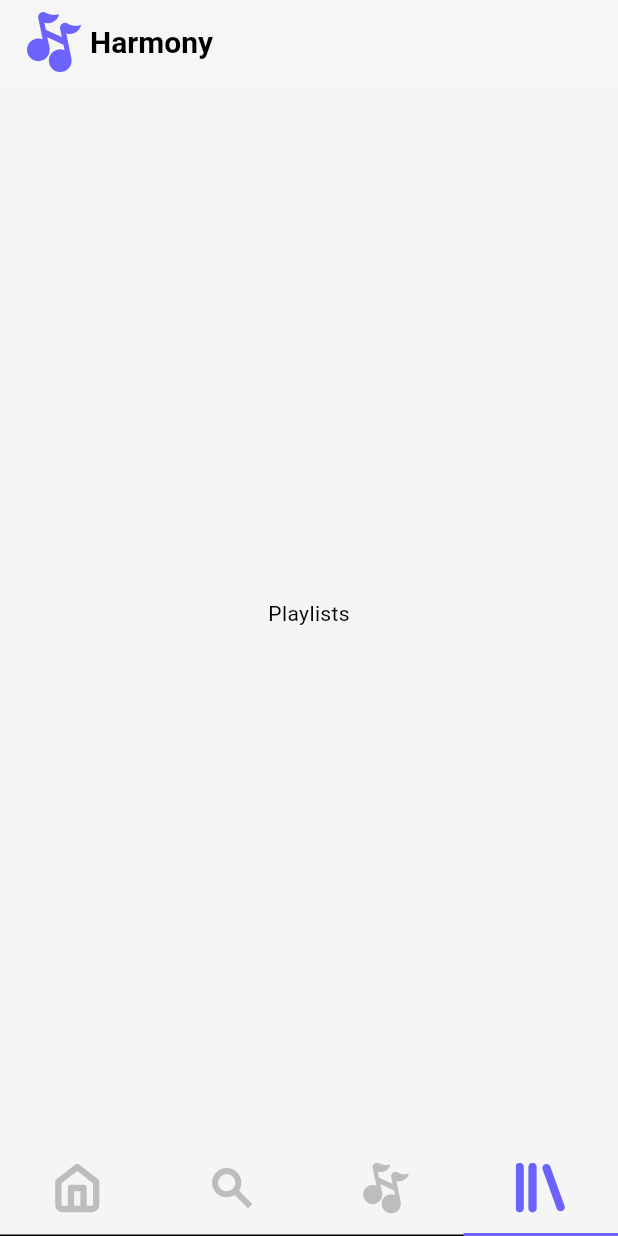
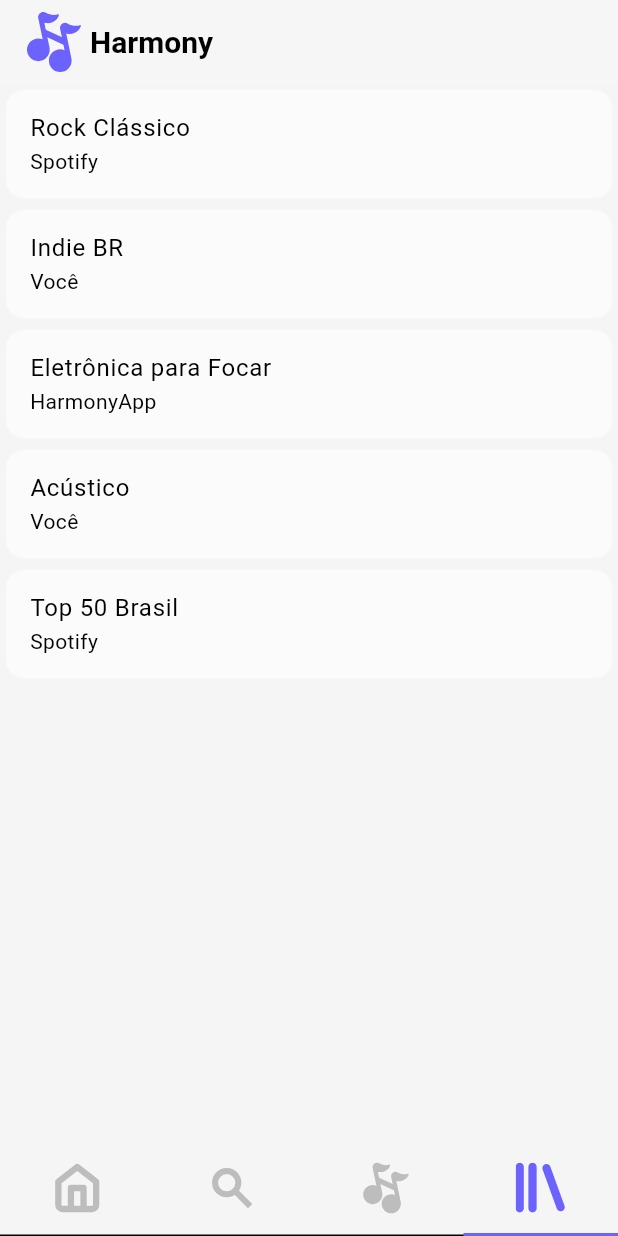
Before and after one commit to LucasEmanoel/dam_music_streaming, a Flutter app: the screen it shows after launch, item 4 of the bottom bar chosen, on a phone screen of 412 x 824 dp. Run offline on Flutter 3.47's test engine with Material 3 defaults, Android fonts, the phone set to English and light mode, and no system bars; drawn by our look-alikes of flutter_slidable; our stand-ins replace flutter_svg.

Commit message:
mock: playlists

```diff
--- a/lib/data/repositories/playlist_repository.dart
+++ b/lib/data/repositories/playlist_repository.dart
@@ -0,0 +1 @@
+class PlaylistRepository {}
--- /dev/null
+++ b/lib/domain/mock/playlist_mock.dart
@@ -0,0 +1,42 @@
+import '../models/playlist_data.dart';
+
+class MockPlaylists {
+  static List<PlaylistData> playlists = [
+    PlaylistData(
+      id: 1,
+      title: 'Rock Clássico',
+      urlCover: 'https://placehold.co/300x300/E94560/FFFFFF?text=Rock',
+      numSongs: 42,
+      author: 'Spotify',
+    ),
+    PlaylistData(
+      id: 2,
+      title: 'Indie BR',
+      urlCover: 'https://placehold.co/300x300/6C63FF/FFFFFF?text=Indie',
+      numSongs: 25,
+      author: 'Você',
+    ),
+    PlaylistData(
+      id: 3,
+      title: 'Eletrônica para Focar',
+      urlCover: 'https://placehold.co/300x300/03DAC6/000000?text=Focus',
+      numSongs: 128,
+      author: 'HarmonyApp',
+    ),
+    PlaylistData(
+      id: 4,
+      title: 'Acústico',
+      urlCover: 'https://placehold.co/300x300/FFC107/000000?text=Violão',
+      numSongs: 33,
+      author: 'Você',
+    ),
+    PlaylistData(
+      id: 5,
+      title: 'Top 50 Brasil',
+      urlCover: 'https://placehold.co/300x300/4CAF50/FFFFFF?text=Top+BR',
+      numSongs: 50,
+      author: 'Spotify',
+    ),
+  ];
+
+}
--- a/lib/domain/models/playlist_data.dart
+++ b/lib/domain/models/playlist_data.dart
@@ -2,10 +2,14 @@ class PlaylistData {
   int? id;
   String title;
   String urlCover;
+  int? numSongs;
+  String author;
 
   PlaylistData({
     this.id,
     required this.title,
     required this.urlCover,
+    this.numSongs,
+    required this.author
   });
 }
--- a/lib/main.dart
+++ b/lib/main.dart
@@ -40,10 +40,10 @@ class HarmonyApp extends StatelessWidget {
 
           body: const TabBarView(
             children: [
+              Center(child: Text("Home")),
+              Center(child: Text("Search")),
+              Center(child: Text("Tocando")),
               Playlist(),
-              Center(child: Text("Pesquisar")), // Widget de exemplo
-              Center(child: Text("Tocando")),     // Widget de exemplo
-              Center(child: Text("Playlists")),   // Widget de exemplo
             ],
           ),
           bottomNavigationBar: TabBar(
--- a/lib/ui/playlists/view_model/playlist_view_model.dart
+++ b/lib/ui/playlists/view_model/playlist_view_model.dart
@@ -0,0 +1,22 @@
+import 'package:dam_music_streaming/data/repositories/playlist_repository.dart';
+import 'package:dam_music_streaming/domain/mock/playlist_mock.dart';
+import 'package:dam_music_streaming/domain/models/playlist_data.dart';
+import 'package:flutter/material.dart';
+
+class PlaylistViewModel extends ChangeNotifier {
+  int _stackIndex = 0;
+  List<PlaylistData> _playlists = [];
+
+  Future<void> loadPlaylists() async {
+    _playlists = await MockPlaylists.playlists;
+    notifyListeners();
+  }
+
+  int get stackIndex => _stackIndex;
+  List<PlaylistData> get playlists => _playlists;
+
+  void setStackIndex(int index) {
+    _stackIndex = index;
+    notifyListeners();
+  }
+}
--- a/lib/ui/playlists/widgets/playlists_entry_view.dart
+++ b/lib/ui/playlists/widgets/playlists_entry_view.dart
@@ -0,0 +1,26 @@
+import "package:flutter/material.dart";
+import "package:provider/provider.dart";
+
+import "../view_model/playlist_view_model.dart";
+
+class PlaylistEntryView extends StatelessWidget{
+
+  @override
+  Widget build(BuildContext context) {
+    final vm = Provider.of<PlaylistViewModel>(context, listen: false);
+
+    for (var appointment in vm.playlists) {
+      Text('oi');
+    }
+
+    return Consumer<PlaylistViewModel>(
+      builder: (context, vm, child) {
+        return Scaffold(
+          body: Column(
+            children: [Text('p1')],
+          ),
+        );
+      },
+    );
+  }
+}
--- a/lib/ui/playlists/widgets/playlists_list_view.dart
+++ b/lib/ui/playlists/widgets/playlists_list_view.dart
@@ -0,0 +1,59 @@
+import "package:dam_music_streaming/ui/playlists/widgets/playlists_view.dart";
+import "package:flutter/material.dart";
+import "package:provider/provider.dart";
+import "package:flutter_slidable/flutter_slidable.dart";
+
+import "../view_model/playlist_view_model.dart";
+
+class PlaylistListView extends StatelessWidget{
+
+  const PlaylistListView({super.key});
+
+  @override
+  Widget build(BuildContext context) {
+    final vm = Provider.of<PlaylistViewModel>(context, listen: false);
+
+    return Consumer<PlaylistViewModel>(
+      builder: (context, vm, child) {
+        return Scaffold(
+          body: ListView.builder(
+              itemCount: vm.playlists.length,
+              itemBuilder: (context, index) {
+                final playlist = vm.playlists[index];
+                Color color = Colors.white60;
+                return Container(
+                  padding: EdgeInsets.fromLTRB(0, 0, 0, 0),
+                  child: Slidable(
+                    key: ValueKey(playlist.id),
+                    endActionPane: ActionPane(
+                      motion: ScrollMotion(),
+                      extentRatio: 0.25,
+                      children: [
+                        SlidableAction(
+                          backgroundColor: Colors.red,
+                          //foregroundColor: Colors.white,
+                          icon: Icons.delete,
+                          label: 'Delete', onPressed: (BuildContext context) {  },
+                        ),
+                      ],
+                    ),
+                    child: Card(
+                      elevation: 0,
+                      color: color,
+                      child: ListTile(
+                        title: Text(playlist.title),
+                        subtitle: Text(playlist.author,),
+                        onTap: () async {
+                          vm.setStackIndex(1);
+                        },
+                      ),
+                    ),
+                  ),
+                );
+              },
+          ),
+        );
+      },
+    );
+  }
+}
--- a/lib/ui/playlists/widgets/playlists_view.dart
+++ b/lib/ui/playlists/widgets/playlists_view.dart
@@ -1,15 +1,32 @@
+import "dart:io";
 import "package:flutter/material.dart";
+import "package:provider/provider.dart";
+import "../view_model/playlist_view_model.dart";
+import "playlists_list_view.dart";
+import "playlists_entry_view.dart";
 
 class Playlist extends StatelessWidget {
+
   const Playlist({super.key});
 
   @override
   Widget build(BuildContext context) {
-    return const Text(
-      'OI',
-      style: TextStyle(
-        color: Colors.red,
-        fontSize: 24,
+    return ChangeNotifierProvider<PlaylistViewModel>(
+      create: (context) {
+        final vm = PlaylistViewModel();
+        vm.loadPlaylists();
+        return vm;
+      },
+      child: Consumer<PlaylistViewModel>(
+        builder: (context, vm, child) {
+          return IndexedStack(
+            index: vm.stackIndex,
+            children: [
+              PlaylistListView(),
+              //PlaylistEntryView(),
+            ],
+          );
+        },
       ),
     );
   }
--- a/pubspec.yaml
+++ b/pubspec.yaml
@@ -37,6 +37,8 @@ dependencies:
   path_provider: ^2.1.5
   flutter_svg: ^2.2.0
   path_icon: ^0.7.2
+  provider: ^6.1.5
+  flutter_slidable: ^4.0.0
 
 dev_dependencies:
   flutter_test:
```
Also changed, not shown: pubspec.lock.
